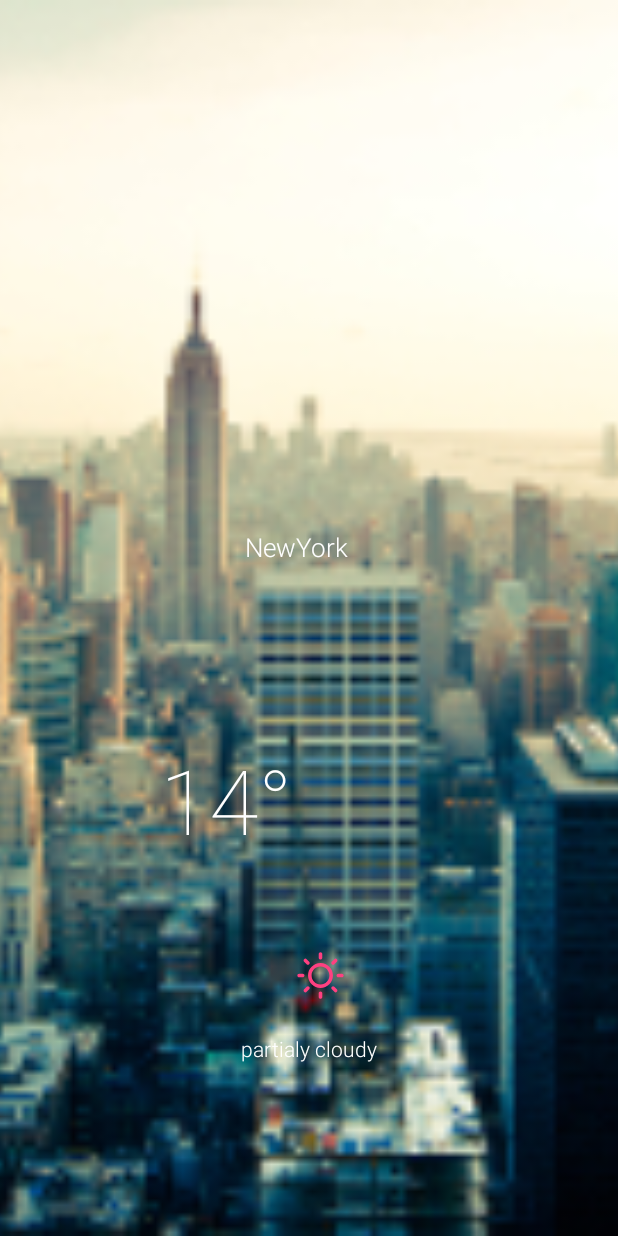
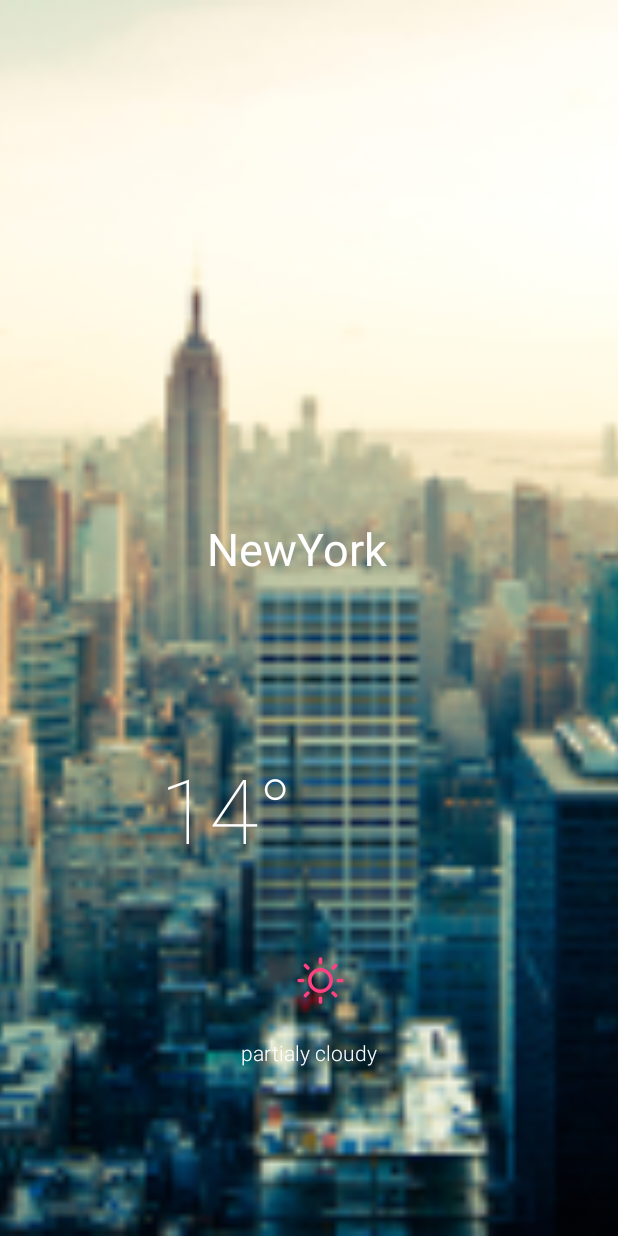
Before and after one commit to saeedsh92/ConstraintLayoutSample, an Android app: the layout layout_main_activity_header.xml on its own in the app's theme, with its tools: preview values and no code run, on a phone screen of 412 x 824 dp. Run offline under Robolectric (Android 15) with nearby library versions, the phone set to English and light mode, and no system bars; network calls fail.

```diff
--- a/app/src/main/res/layout/layout_main_activity_header.xml
+++ b/app/src/main/res/layout/layout_main_activity_header.xml
@@ -26,8 +26,8 @@
         tools:text="NewYork"
         android:textColor="@android:color/white"
         android:layout_centerHorizontal="true"
-        android:textSize="@dimen/large_font_size"
-        android:fontFamily="sans-serif-light"
+        android:textSize="30sp"
+        android:fontFamily="sans-serif_light"
         app:layout_constraintTop_toTopOf="@+id/wallpaper"
         app:layout_constraintBottom_toBottomOf="parent"
         android:layout_marginBottom="16dp"
```
Also changed, not shown: app/src/main/res/values/styles.xml (+3 -17 lines).
